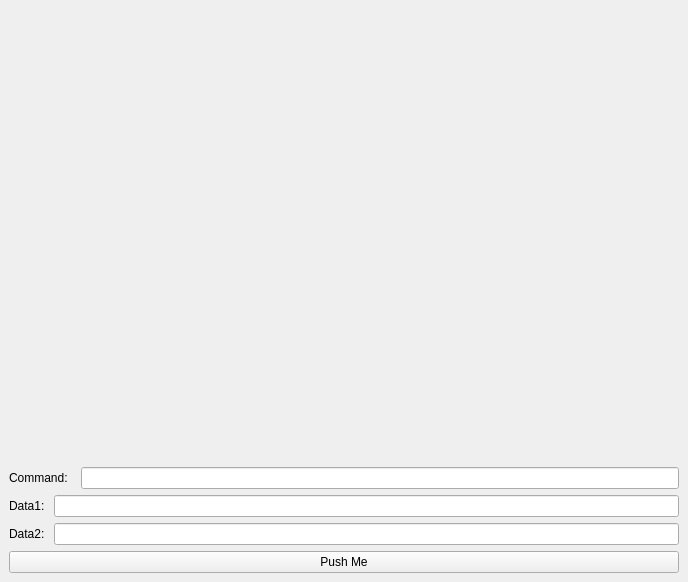
Above: lui_testing/py3_pyside2_n_dui2/manage_users/simple.ui from luisodls/dui_prototyping before the change. Below: the same form after it.
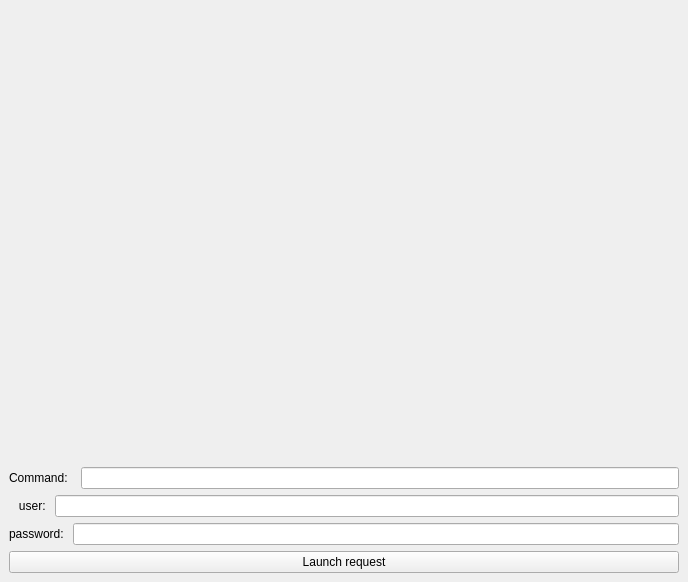
That is the form after the change.

```diff
--- a/lui_testing/py3_pyside2_n_dui2/manage_users/simple.ui
+++ b/lui_testing/py3_pyside2_n_dui2/manage_users/simple.ui
@@ -37,7 +37,7 @@
       <item>
        <widget class="QLabel" name="label_2">
         <property name="text">
-         <string>Data1: </string>
+         <string>   user: </string>
         </property>
        </widget>
       </item>
@@ -51,7 +51,7 @@
       <item>
        <widget class="QLabel" name="label_3">
         <property name="text">
-         <string>Data2: </string>
+         <string>password: </string>
         </property>
        </widget>
       </item>
@@ -63,7 +63,7 @@
     <item>
      <widget class="QPushButton" name="Button1">
       <property name="text">
-       <string>Push Me</string>
+       <string>Launch request</string>
       </property>
      </widget>
     </item>
```
